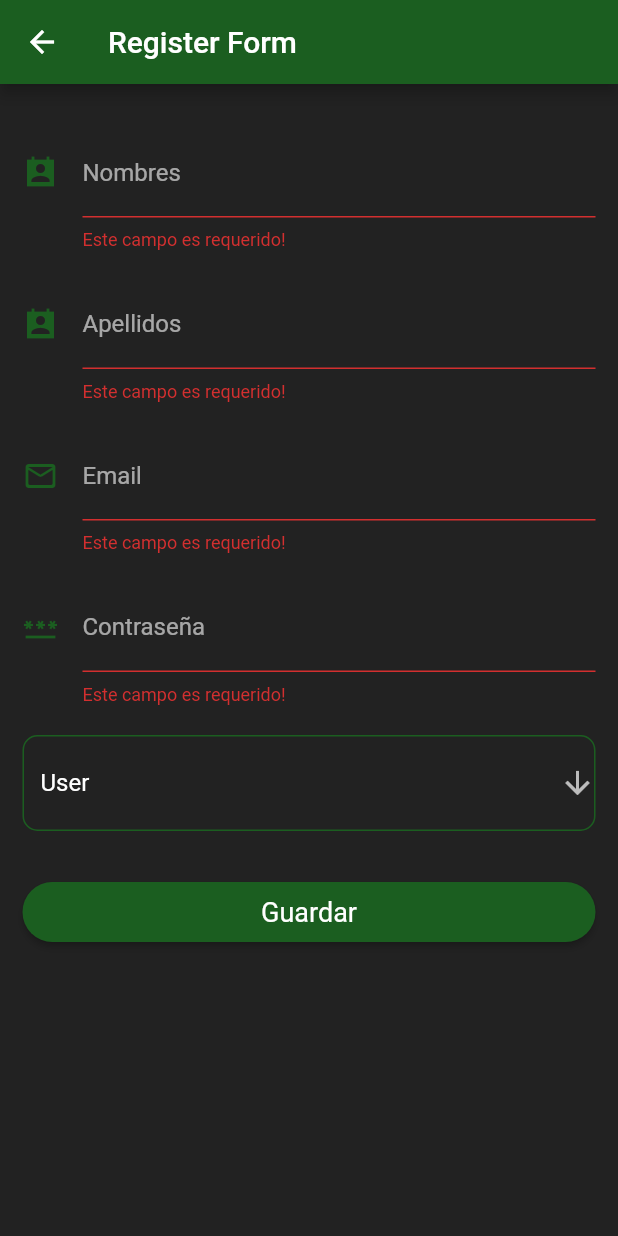
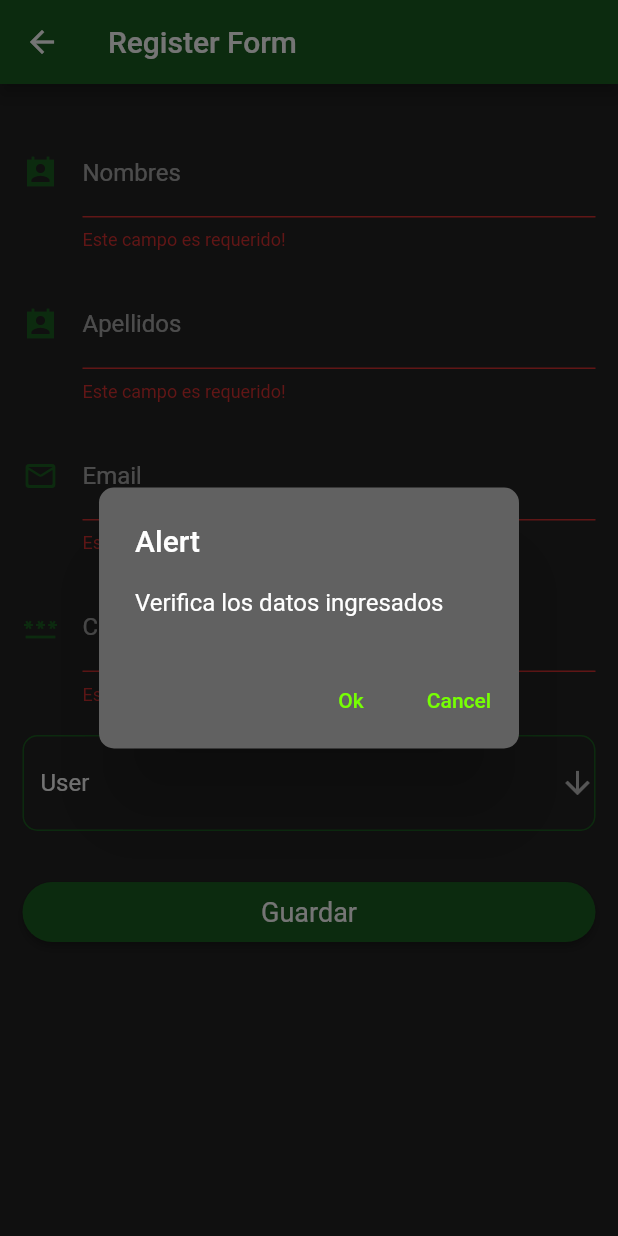
Before and after one commit to JohanRiv/components_app, a Flutter app: the FormScreen screen opened by its route, after a tap on "Guardar", on a phone screen of 412 x 824 dp. Run offline on Flutter 3.47's test engine with Material 2 defaults, Android fonts, the phone set to English and light mode, and no system bars.

```diff
--- a/lib/main.dart
+++ b/lib/main.dart
@@ -11,7 +11,7 @@ class MyApp extends StatelessWidget {
   @override
   Widget build(BuildContext context) {
     return MaterialApp(
-      title: 'Material App',
+      title: 'Components App',
       debugShowCheckedModeBanner: false,
       initialRoute: AppRoutes.initialRoute,
       routes: AppRoutes.getRoutes(),
--- a/lib/router/app_routes.dart
+++ b/lib/router/app_routes.dart
@@ -40,6 +40,11 @@ class AppRoutes {
         route: 'form',
         screen: const FormScreen(),
         icon: Icons.input),
+    MenuOptionModel(
+        screenName: 'Slide',
+        route: 'slide',
+        screen: const SlideScreen(),
+        icon: Icons.swipe_right),
   ];
 
   static const initialRoute = 'home';
--- a/lib/screens/form_screen.dart
+++ b/lib/screens/form_screen.dart
@@ -1,3 +1,6 @@
+import 'dart:io';
+
+import 'package:flutter/cupertino.dart';
 import 'package:flutter/material.dart';
 
 import 'package:components_app/widgets/widgets.dart';
@@ -17,6 +20,53 @@ class FormScreen extends StatelessWidget {
       'role': ''
     };
 
+    void displayDialogAndroid(BuildContext context) {
+      showDialog(
+          context: context,
+          builder: (context) => AlertDialog(
+                title: const Text('Alert'),
+                content: Column(
+                  mainAxisSize: MainAxisSize.min,
+                  crossAxisAlignment: CrossAxisAlignment.start,
+                  children: const [
+                    Text('Verifica los datos ingresados'),
+                  ],
+                ),
+                actions: [
+                  TextButton(
+                      onPressed: () => {Navigator.pop(context)},
+                      child: const Text('Ok')),
+                  TextButton(
+                      onPressed: () => {Navigator.pop(context)},
+                      child: const Text('Cancel'))
+                ],
+              ));
+    }
+
+    void displayDialogIos(BuildContext context) {
+      showCupertinoDialog(
+          context: context,
+          builder: (context) => CupertinoAlertDialog(
+                title: const Text('Alert'),
+                content: Column(children: const [
+                  Text('Verifica los datos ingresados'),
+                ]),
+                actions: [
+                  TextButton(
+                      onPressed: () => {Navigator.pop(context)},
+                      child: const Text('Ok')),
+                  TextButton(
+                      onPressed: () => {Navigator.pop(context)},
+                      child: const Text('Cancel'),
+                      style: TextButton.styleFrom(
+                        backgroundColor: null,
+                        textStyle:
+                            TextStyle(foreground: Paint()..color = Colors.red),
+                      ))
+                ],
+              ));
+    }
+
     return Scaffold(
         appBar: AppBar(
           title: const Text('Register Form'),
@@ -33,7 +83,7 @@ class FormScreen extends StatelessWidget {
                     CustomInputField(
                       icon: Icons.perm_contact_cal_sharp,
                       labelText: 'Nombres',
-                      hintText: 'Juan',
+                      hintText: 'Ej: Juan',
                       validationText: 'Este campo es requerido!',
                       inputType: TextInputType.name,
                       textCapitalization: TextCapitalization.words,
@@ -44,7 +94,7 @@ class FormScreen extends StatelessWidget {
                     CustomInputField(
                       icon: Icons.perm_contact_cal_sharp,
                       labelText: 'Apellidos',
-                      hintText: 'Perez',
+                      hintText: 'Ej: Perez',
                       validationText: 'Este campo es requerido!',
                       inputType: TextInputType.name,
                       textCapitalization: TextCapitalization.words,
@@ -55,7 +105,7 @@ class FormScreen extends StatelessWidget {
                     CustomInputField(
                       icon: Icons.mail_outline_rounded,
                       labelText: 'Email',
-                      hintText: 'tuemail@mail.com',
+                      hintText: 'Ej: tuemail@mail.com',
                       validationText: 'Este campo es requerido!',
                       inputType: TextInputType.emailAddress,
                       textCapitalization: TextCapitalization.none,
@@ -66,7 +116,7 @@ class FormScreen extends StatelessWidget {
                     CustomInputField(
                       icon: Icons.password,
                       labelText: 'Contraseña',
-                      hintText: '*******',
+                      hintText: 'Ej: 12pH-3jf',
                       validationText: 'Este campo es requerido!',
                       inputType: TextInputType.text,
                       textCapitalization: TextCapitalization.none,
@@ -100,6 +150,9 @@ class FormScreen extends StatelessWidget {
                           // Permite validar las validaciones de los campos del formulario
                           if (!formRegisterKey.currentState!.validate()) {
                             print('No valido!');
+                            Platform.isAndroid
+                                ? displayDialogAndroid(context)
+                                : displayDialogIos(context);
                           } else {
                             print('Valido');
                             print(formValues);
--- a/lib/screens/screens.dart
+++ b/lib/screens/screens.dart
@@ -6,3 +6,4 @@ export 'package:components_app/screens/home_screen.dart';
 export 'package:components_app/screens/avatar_screen.dart';
 export 'package:components_app/screens/animated_screen.dart';
 export 'package:components_app/screens/form_screen.dart';
+export 'package:components_app/screens/slide_screen.dart';
```
Also changed, not shown: lib/screens/slide_screen.dart (added, +86 -0 lines).
